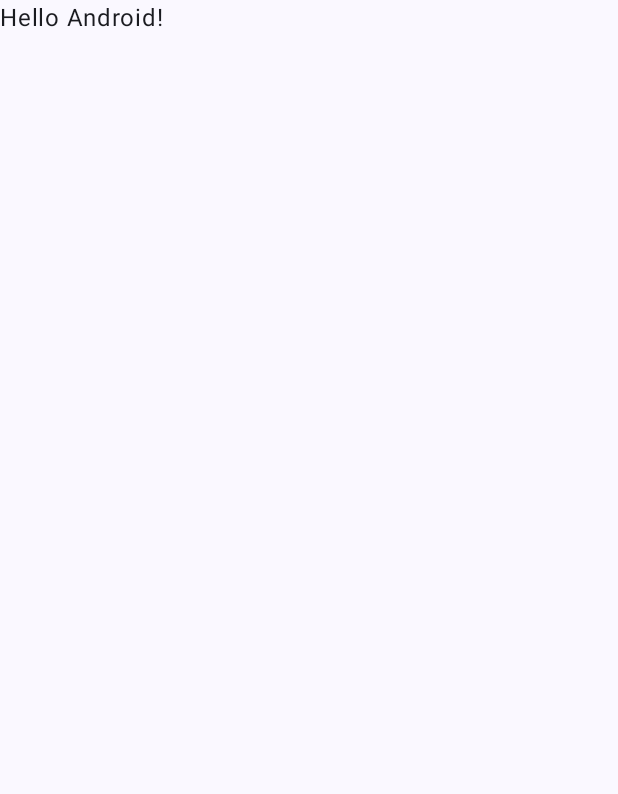
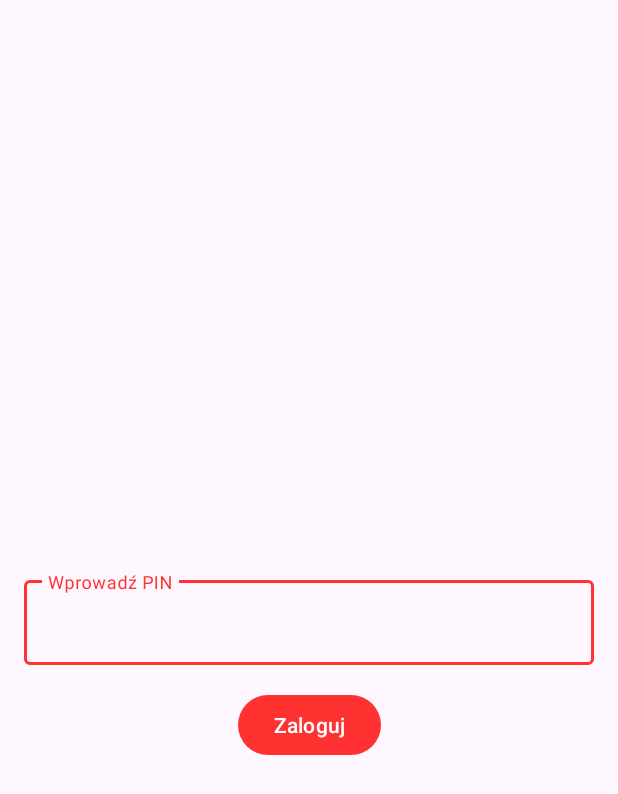
Before and after one commit to aleksandralacinska/projektDziennik, an Android app: the screen it shows after launch (MainActivity), on a phone screen of 412 x 824 dp. Before the commit the part shown is almost empty. Shown: the top 794 px of the screen. Run offline under Robolectric (Android 15) with nearby library versions, the phone set to English and light mode, and no system bars.

Commit message:
nowy projekt

```diff
--- a/app/src/main/java/com/example/dziennik/MainActivity.kt
+++ /dev/null
@@ -1,43 +0,0 @@
-package com.example.dziennik
-
-import android.os.Bundle
-import androidx.activity.ComponentActivity
-import androidx.activity.compose.setContent
-import androidx.compose.foundation.layout.fillMaxSize
-import androidx.compose.material3.MaterialTheme
-import androidx.compose.material3.Surface
-import androidx.compose.material3.Text
-import androidx.compose.runtime.Composable
-import androidx.compose.ui.Modifier
-import androidx.compose.ui.tooling.preview.Preview
-import com.example.dziennik.ui.theme.DziennikTheme
-
-class MainActivity : ComponentActivity() {
-    override fun onCreate(savedInstanceState: Bundle?) {
-        super.onCreate(savedInstanceState)
-        setContent {
-            DziennikTheme {
-                // A surface container using the 'background' color from the theme
-                Surface(modifier = Modifier.fillMaxSize(), color = MaterialTheme.colorScheme.background) {
-                    Greeting("Android")
-                }
-            }
-        }
-    }
-}
-
-@Composable
-fun Greeting(name: String, modifier: Modifier = Modifier) {
-    Text(
-            text = "Hello $name!",
-            modifier = modifier
-    )
-}
-
-@Preview(showBackground = true)
-@Composable
-fun GreetingPreview() {
-    DziennikTheme {
-        Greeting("Android")
-    }
-}
--- a/app/src/main/java/com/example/dziennik/ui/theme/Color.kt
+++ /dev/null
@@ -1,11 +0,0 @@
-package com.example.dziennik.ui.theme
-
-import androidx.compose.ui.graphics.Color
-
-val Purple80 = Color(0xFFD0BCFF)
-val PurpleGrey80 = Color(0xFFCCC2DC)
-val Pink80 = Color(0xFFEFB8C8)
-
-val Purple40 = Color(0xFF6650a4)
-val PurpleGrey40 = Color(0xFF625b71)
-val Pink40 = Color(0xFF7D5260)
--- a/app/src/main/java/com/example/dziennik/ui/theme/Theme.kt
+++ /dev/null
@@ -1,70 +0,0 @@
-package com.example.dziennik.ui.theme
-
-import android.app.Activity
-import android.os.Build
-import androidx.compose.foundation.isSystemInDarkTheme
-import androidx.compose.material3.MaterialTheme
-import androidx.compose.material3.darkColorScheme
-import androidx.compose.material3.dynamicDarkColorScheme
-import androidx.compose.material3.dynamicLightColorScheme
-import androidx.compose.material3.lightColorScheme
-import androidx.compose.runtime.Composable
-import androidx.compose.runtime.SideEffect
-import androidx.compose.ui.graphics.toArgb
-import androidx.compose.ui.platform.LocalContext
-import androidx.compose.ui.platform.LocalView
-import androidx.core.view.WindowCompat
-
-private val DarkColorScheme = darkColorScheme(
-        primary = Purple80,
-        secondary = PurpleGrey80,
-        tertiary = Pink80
-)
-
-private val LightColorScheme = lightColorScheme(
-        primary = Purple40,
-        secondary = PurpleGrey40,
-        tertiary = Pink40
-
-        /* Other default colors to override
-    background = Color(0xFFFFFBFE),
-    surface = Color(0xFFFFFBFE),
-    onPrimary = Color.White,
-    onSecondary = Color.White,
-    onTertiary = Color.White,
-    onBackground = Color(0xFF1C1B1F),
-    onSurface = Color(0xFF1C1B1F),
-    */
-)
-
-@Composable
-fun DziennikTheme(
-        darkTheme: Boolean = isSystemInDarkTheme(),
-        // Dynamic color is available on Android 12+
-        dynamicColor: Boolean = true,
-        content: @Composable () -> Unit
-) {
-    val colorScheme = when {
-        dynamicColor && Build.VERSION.SDK_INT >= Build.VERSION_CODES.S -> {
-            val context = LocalContext.current
-            if (darkTheme) dynamicDarkColorScheme(context) else dynamicLightColorScheme(context)
-        }
-
-        darkTheme -> DarkColorScheme
-        else -> LightColorScheme
-    }
-    val view = LocalView.current
-    if (!view.isInEditMode) {
-        SideEffect {
-            val window = (view.context as Activity).window
-            window.statusBarColor = colorScheme.primary.toArgb()
-            WindowCompat.getInsetsController(window, view).isAppearanceLightStatusBars = darkTheme
-        }
-    }
-
-    MaterialTheme(
-            colorScheme = colorScheme,
-            typography = Typography,
-            content = content
-    )
-}
--- a/app/src/main/java/com/example/dziennik/ui/theme/Type.kt
+++ /dev/null
@@ -1,34 +0,0 @@
-package com.example.dziennik.ui.theme
-
-import androidx.compose.material3.Typography
-import androidx.compose.ui.text.TextStyle
-import androidx.compose.ui.text.font.FontFamily
-import androidx.compose.ui.text.font.FontWeight
-import androidx.compose.ui.unit.sp
-
-// Set of Material typography styles to start with
-val Typography = Typography(
-        bodyLarge = TextStyle(
-                fontFamily = FontFamily.Default,
-                fontWeight = FontWeight.Normal,
-                fontSize = 16.sp,
-                lineHeight = 24.sp,
-                letterSpacing = 0.5.sp
-        )
-        /* Other default text styles to override
-    titleLarge = TextStyle(
-        fontFamily = FontFamily.Default,
-        fontWeight = FontWeight.Normal,
-        fontSize = 22.sp,
-        lineHeight = 28.sp,
-        letterSpacing = 0.sp
-    ),
-    labelSmall = TextStyle(
-        fontFamily = FontFamily.Default,
-        fontWeight = FontWeight.Medium,
-        fontSize = 11.sp,
-        lineHeight = 16.sp,
-        letterSpacing = 0.5.sp
-    )
-    */
-)
--- /dev/null
+++ b/app/src/main/java/com/example/dziennikmvvm/model/DziennikData.kt
@@ -0,0 +1,3 @@
+package com.example.dziennikmvvm.model
+
+//data class DziennikData()
--- /dev/null
+++ b/app/src/main/java/com/example/dziennikmvvm/view/MainActivity.kt
@@ -0,0 +1,46 @@
+package com.example.dziennikmvvm.view
+
+import android.content.Intent
+import android.os.Bundle
+import android.widget.Button
+import android.widget.EditText
+import android.widget.Toast
+import androidx.activity.enableEdgeToEdge
+import androidx.appcompat.app.AppCompatActivity
+import androidx.core.view.ViewCompat
+import androidx.core.view.WindowInsetsCompat
+import com.example.dziennikmvvm.R
+
+class MainActivity : AppCompatActivity() {
+
+    private val correctPin = "1234"
+
+    override fun onCreate(savedInstanceState: Bundle?) {
+        super.onCreate(savedInstanceState)
+        enableEdgeToEdge()
+        setContentView(R.layout.activity_main)
+        ViewCompat.setOnApplyWindowInsetsListener(findViewById(R.id.main)) { v, insets ->
+            val systemBars = insets.getInsets(WindowInsetsCompat.Type.systemBars())
+            v.setPadding(systemBars.left, systemBars.top, systemBars.right, systemBars.bottom)
+            insets
+        }
+
+        val editTextPin = findViewById<EditText>(R.id.editTextPin)
+        val buttonSubmit = findViewById<Button>(R.id.buttonSubmit)
+
+        buttonSubmit.setOnClickListener {
+            val enteredPin = editTextPin.text.toString()
+            if (enteredPin == correctPin) {
+                navigateToHomeScreen()
+            } else {
+                Toast.makeText(this, "Niepoprawny PIN", Toast.LENGTH_SHORT).show()
+            }
+        }
+    }
+
+    private fun navigateToHomeScreen() {
+        val intent = Intent(this, HomeActivity::class.java)
+        startActivity(intent)
+        finish()
+    }
+}
--- /dev/null
+++ b/app/src/main/java/com/example/dziennikmvvm/viewmodel/DziennikViewModel.kt
@@ -0,0 +1,4 @@
+package com.example.dziennikmvvm.viewmodel
+
+class DziennikViewModel {
+}
--- /dev/null
+++ b/app/src/main/res/layout/activity_main.xml
@@ -0,0 +1,38 @@
+<?xml version="1.0" encoding="utf-8"?>
+<androidx.constraintlayout.widget.ConstraintLayout xmlns:android="http://schemas.android.com/apk/res/android"
+    xmlns:app="http://schemas.android.com/apk/res-auto"
+    xmlns:tools="http://schemas.android.com/tools"
+    android:id="@+id/main"
+    android:layout_width="match_parent"
+    android:layout_height="match_parent"
+    tools:context=".view.MainActivity">
+
+    <com.google.android.material.textfield.TextInputLayout
+        android:id="@+id/textInputLayoutPin"
+        android:layout_width="0dp"
+        android:layout_height="wrap_content"
+        android:layout_margin="16dp"
+        app:layout_constraintTop_toTopOf="parent"
+        app:layout_constraintBottom_toBottomOf="parent"
+        app:layout_constraintStart_toStartOf="parent"
+        app:layout_constraintEnd_toEndOf="parent">
+
+        <com.google.android.material.textfield.TextInputEditText
+            android:id="@+id/editTextPin"
+            android:layout_width="match_parent"
+            android:layout_height="wrap_content"
+            android:hint="Wprowadź PIN"
+            android:inputType="numberPassword"
+            android:maxLength="4" />
+    </com.google.android.material.textfield.TextInputLayout>
+
+    <Button
+        android:id="@+id/buttonSubmit"
+        android:layout_width="wrap_content"
+        android:layout_height="wrap_content"
+        android:text="Zaloguj"
+        app:layout_constraintTop_toBottomOf="@id/textInputLayoutPin"
+        app:layout_constraintStart_toStartOf="parent"
+        app:layout_constraintEnd_toEndOf="parent"
+        android:layout_marginTop="16dp"/>
+</androidx.constraintlayout.widget.ConstraintLayout>
--- /dev/null
+++ b/app/src/main/res/values-night/themes.xml
@@ -0,0 +1,7 @@
+<resources xmlns:tools="http://schemas.android.com/tools">
+    <!-- Base application theme. -->
+    <style name="Base.Theme.DziennikMVVM" parent="Theme.Material3.DayNight.NoActionBar">
+        <!-- Customize your dark theme here. -->
+        <!-- <item name="colorPrimary">@color/my_dark_primary</item> -->
+    </style>
+</resources>
--- a/app/src/main/res/values/strings.xml
+++ b/app/src/main/res/values/strings.xml
@@ -1,3 +1,3 @@
 <resources>
-    <string name="app_name">Dziennik</string>
+    <string name="app_name">Dziennik MVVM</string>
 </resources>
--- a/app/src/main/res/values/themes.xml
+++ b/app/src/main/res/values/themes.xml
@@ -1,5 +1,11 @@
-<?xml version="1.0" encoding="utf-8"?>
-<resources>
+<resources xmlns:tools="http://schemas.android.com/tools">
+    <!-- Base application theme. -->
+    <style name="Base.Theme.DziennikMVVM" parent="Theme.Material3.DayNight.NoActionBar">
+        <!-- Customize your light theme here. -->
+         <item name="colorPrimary">@color/red</item>
+         <item name="colorPrimaryVariant">@color/red</item>
+         <item name="android:statusBarColor">@color/red</item>
+    </style>
 
-    <style name="Theme.Dziennik" parent="android:Theme.Material.Light.NoActionBar" />
+    <style name="Theme.DziennikMVVM" parent="Base.Theme.DziennikMVVM" />
 </resources>
--- a/settings.gradle.kts
+++ b/settings.gradle.kts
@@ -19,5 +19,5 @@
     }
 }
 
-rootProject.name = "Dziennik"
+rootProject.name = "Dziennik MVVM"
 include(":app")
```
Also changed, not shown: app/build.gradle.kts (+12 -27 lines), app/src/main/AndroidManifest.xml (+7 -6 lines), app/src/main/java/com/example/dziennikmvvm/view/HomeActivity.kt (added, +12 -0 lines), app/src/main/res/layout/activity_home.xml (added, +18 -0 lines), app/src/main/res/values/colors.xml (+2 -5 lines), gradle/libs.versions.toml (+9 -14 lines), gradle/wrapper/gradle-wrapper.properties, 4 other files.
